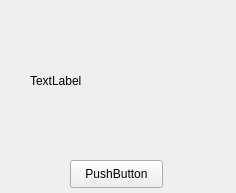
Before: the Qt Designer form uidish.ui in WhirlFirst/QtDish, drawn with Qt 5.
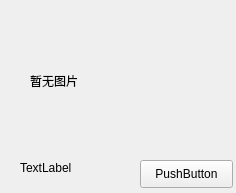
After: the same form once the commit is applied.

Diff of the .ui file:
```diff
--- a/uidish.ui
+++ b/uidish.ui
@@ -23,13 +23,13 @@
     </rect>
    </property>
    <property name="text">
-    <string>TextLabel</string>
+    <string>暂无图片</string>
    </property>
   </widget>
   <widget class="QPushButton" name="pushButton">
    <property name="geometry">
     <rect>
-     <x>70</x>
+     <x>140</x>
      <y>160</y>
      <width>93</width>
      <height>28</height>
@@ -39,6 +39,19 @@
     <string>PushButton</string>
    </property>
   </widget>
+  <widget class="QLabel" name="costlabel">
+   <property name="geometry">
+    <rect>
+     <x>20</x>
+     <y>160</y>
+     <width>60</width>
+     <height>16</height>
+    </rect>
+   </property>
+   <property name="text">
+    <string>TextLabel</string>
+   </property>
+  </widget>
  </widget>
  <resources/>
  <connections/>
```
